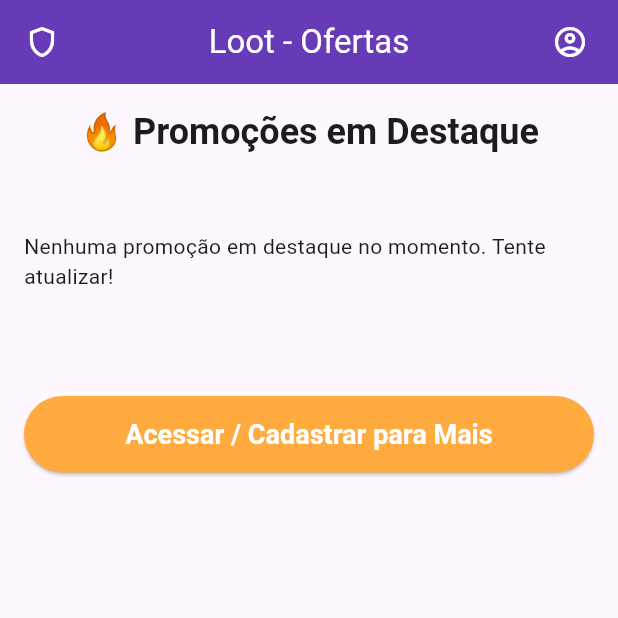
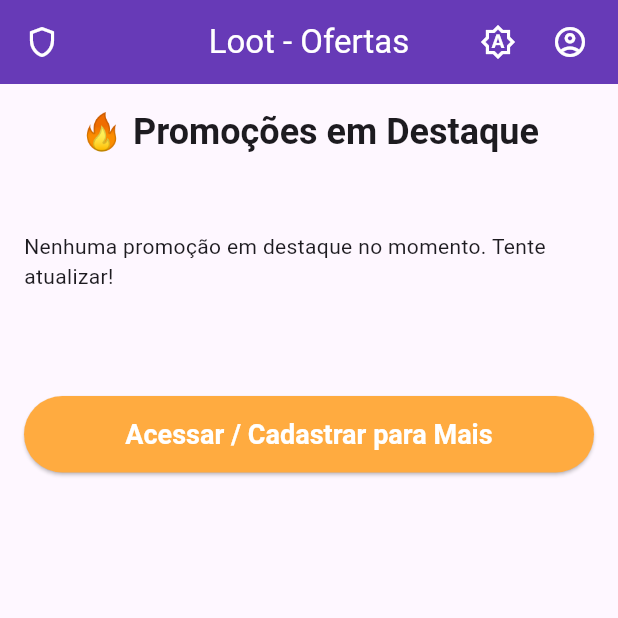
Before and after one commit to lopesDilceu/LootApp, a Flutter app: the screen it shows after launch, after a tap on the "shield" icon, on a phone screen of 412 x 824 dp, the top half of it. Run offline on Flutter 3.47's test engine with Material 3 defaults, Android fonts, the phone set to English and light mode, and no system bars; our stand-ins replace flutter_secure_storage, get, get_storage; accounts and stored records are empty; network calls fail.

Commit message:
feat: adding theme changer

```diff
--- /dev/null
+++ b/lib/app/services/theme_service.dart
@@ -0,0 +1,46 @@
+import 'package:flutter/material.dart';
+import 'package:get/get.dart';
+import 'package:get_storage/get_storage.dart';
+
+class ThemeService extends GetxService {
+  static ThemeService get to => Get.find();
+
+  final _getStorage = GetStorage();
+  final _themeModeKey = 'app_theme_mode';
+
+  // Variável Reativa para o ThemeMode atualmente aplicado
+  // Será inicializada no método initTheme()
+  late Rx<ThemeMode> currentAppliedThemeMode;
+
+  // Este getter lê a preferência salva, usado para inicialização
+  ThemeMode get _preferredThemeMode {
+    final String? themeString = _getStorage.read(_themeModeKey);
+    switch (themeString) {
+      case 'light':
+        return ThemeMode.light;
+      case 'dark':
+        return ThemeMode.dark;
+      default: // Inclui null ou 'system'
+        return ThemeMode.system;
+    }
+  }
+
+  Future<void> _saveThemeModePreference(ThemeMode mode) async {
+    await _getStorage.write(_themeModeKey, mode.name);
+  }
+
+  void switchThemeMode(ThemeMode newMode) {
+    Get.changeThemeMode(newMode);       // Informa ao GetMaterialApp para mudar
+    currentAppliedThemeMode.value = newMode; // Atualiza nossa variável reativa
+    _saveThemeModePreference(newMode);
+    print("[ThemeService] Tema alterado para: ${newMode.name}");
+  }
+
+  // Chamado no main.dart após Get.put(ThemeService())
+  void initTheme() {
+    final preferredMode = _preferredThemeMode;
+    currentAppliedThemeMode = preferredMode.obs; // Inicializa a variável Rx com o valor salvo/padrão
+    Get.changeThemeMode(preferredMode); // Aplica o tema inicial ao GetMaterialApp
+    print("[ThemeService] Tema inicial carregado e aplicado: ${preferredMode.name}");
+  }
+}
--- a/lib/app/themes/app_theme.dart
+++ b/lib/app/themes/app_theme.dart
@@ -20,5 +20,42 @@
     // fontFamily: 'SuaFonteCustomizada', // Se tiver uma
   );
 
+  static final ThemeData darkTheme = ThemeData(
+    brightness: Brightness.dark, // Define o brilho como escuro
+    primarySwatch: Colors.deepPurple, // Mantenha sua cor primária ou escolha uma nova para o tema escuro
+    // Exemplo: primaryColor: Colors.deepPurple[700],
+    // accentColor: Colors.amber,
+     colorScheme: ColorScheme.fromSwatch(
+      primarySwatch: Colors.deepPurple,
+      accentColor: Colors.amberAccent, // Cor de destaque
+      brightness: Brightness.dark, // Importante para cores de componentes padrão
+    ),
+    fontFamily: 'Nunito', // Sua fonte padrão
+    scaffoldBackgroundColor: Colors.grey[900], // Fundo escuro
+    appBarTheme: AppBarTheme(
+      backgroundColor: Colors.grey[850], // Cor da AppBar no tema escuro
+      foregroundColor: Colors.white,     // Cor do texto e ícones na AppBar
+      titleTextStyle: const TextStyle(fontFamily: 'Nunito', fontSize: 20, fontWeight: FontWeight.bold, color: Colors.white),
+    ),
+    bottomNavigationBarTheme: BottomNavigationBarThemeData(
+      backgroundColor: Colors.grey[850],
+      selectedItemColor: Colors.amberAccent, // Cor de destaque para itens selecionados
+      unselectedItemColor: Colors.grey[400],
+    ),
+    // ... outras personalizações do tema escuro (cores de card, botões, texto, etc.)
+    // Exemplo para Cards:
+    // cardTheme: CardTheme(
+    //   color: Colors.grey[800],
+    //   elevation: 2,
+    // ),
+    // Exemplo para TextFields:
+    // inputDecorationTheme: InputDecorationTheme(
+    //   focusedBorder: OutlineInputBorder(
+    //     borderSide: BorderSide(color: Colors.amberAccent),
+    //   ),
+    //   labelStyle: TextStyle(color: Colors.grey[400]),
+    // ),
+  );
+
   // static final ThemeData darkTheme = ThemeData.dark().copyWith(...); // Para tema escuro
 }
--- a/lib/app/widgets/common/app_bar.dart
+++ b/lib/app/widgets/common/app_bar.dart
@@ -3,55 +3,112 @@
 import 'package:flutter/material.dart';
 import 'package:get/get.dart';
 import 'package:loot_app/app/routes/app_routes.dart';
-import 'package:loot_app/app/services/auth/auth_service.dart'; // Certifique-se que o caminho para AuthService está correto
+import 'package:loot_app/app/services/auth/auth_service.dart';
+import 'package:loot_app/app/services/theme_service.dart'; // Certifique-se que o caminho para AuthService está correto
 
 class CommonAppBar extends StatelessWidget implements PreferredSizeWidget {
   final String title;
   final List<Widget>? customActions;
 
-  const CommonAppBar({
-    super.key,
-    required this.title,
-    this.customActions,
-  });
+  const CommonAppBar({super.key, required this.title, this.customActions});
 
   @override
   Widget build(BuildContext context) {
-    // A instância do AuthService é obtida uma vez para evitar múltiplas chamadas a Get.find()
-    // AuthService.to já faz isso, mas para clareza no build:
     final AuthService authService = AuthService.to;
+    final ThemeService themeService = ThemeService.to; // Acesso ao ThemeService
 
     return AppBar(
       leading: IconButton(
-        // Substitua 'Icons.shield_outlined' pelo seu widget de Logo (ex: Image.asset)
         icon: const Icon(Icons.shield_outlined, color: Colors.white),
         tooltip: 'Página Inicial Loot',
         onPressed: () {
-          print("[CommonAppBar] Botão de Logo pressionado.");
-          // Lógica do usuário: logo sempre leva para AppRoutes.HOME pública.
-          // Se quiser que vá para AppRoutes.DEALS_LIST se logado,
-          // use: final targetRoute = authService.isLoggedIn ? AppRoutes.DEALS_LIST : AppRoutes.HOME;
-          const String targetRoute = AppRoutes.HOME; // Simplificado conforme seu código
+          const String targetRoute = AppRoutes.HOME;
           if (Get.currentRoute != targetRoute) {
             Get.offAllNamed(targetRoute);
-          } else {
-            print("[CommonAppBar] Já está na rota de destino: $targetRoute");
-            // Poderia implementar um refresh aqui se desejado, por exemplo, chamando um método do controller da home.
           }
         },
       ),
       title: Text(title),
       centerTitle: true,
-      actions: customActions ?? // Se não houver ações customizadas, usa o menu padrão
+      actions:
+          customActions ??
           [
+            // Botão para Mudar Tema (sempre visível)
+            Obx(() {
+              // Obx para reagir às mudanças no tema aplicado
+              // Usa a variável reativa do ThemeService
+              ThemeMode themeModeToShow =
+                  themeService.currentAppliedThemeMode.value;
+              IconData currentThemeIcon;
+              String currentThemeTooltip;
+
+              // Lógica para determinar o ícone e tooltip com base no tema ATUALMENTE APLICADO
+              // Se for 'system', precisamos verificar o brilho da plataforma.
+              if (themeModeToShow == ThemeMode.system) {
+                var platformBrightness = MediaQuery.platformBrightnessOf(
+                  context,
+                ); // Pega o brilho atual do sistema
+                if (platformBrightness == Brightness.dark) {
+                  currentThemeIcon = Icons
+                      .brightness_auto; // Ou um ícone específico para "sistema escuro"
+                  currentThemeTooltip = "Tema: Sistema (Escuro)";
+                } else {
+                  currentThemeIcon = Icons
+                      .brightness_auto_outlined; // Ou um ícone específico para "sistema claro"
+                  currentThemeTooltip = "Tema: Sistema (Claro)";
+                }
+              } else if (themeModeToShow == ThemeMode.dark) {
+                currentThemeIcon = Icons.dark_mode;
+                currentThemeTooltip = "Tema Atual: Escuro";
+              } else {
+                // ThemeMode.light
+                currentThemeIcon = Icons.light_mode;
+                currentThemeTooltip = "Tema Atual: Claro";
+              }
+
+              return PopupMenuButton<ThemeMode>(
+                icon: Icon(currentThemeIcon), // Ícone dinâmico
+                tooltip: currentThemeTooltip, // Tooltip dinâmico
+                offset: const Offset(0, kToolbarHeight - 10),
+                onSelected: (ThemeMode result) {
+                  themeService.switchThemeMode(
+                    result,
+                  ); // Chama o método do ThemeService
+                },
+                itemBuilder: (BuildContext context) =>
+                    <PopupMenuEntry<ThemeMode>>[
+                      const PopupMenuItem<ThemeMode>(
+                        value: ThemeMode.light,
+                        child: ListTile(
+                          leading: Icon(Icons.light_mode_outlined),
+                          title: Text('Claro'),
+                        ),
+                      ),
+                      const PopupMenuItem<ThemeMode>(
+                        value: ThemeMode.dark,
+                        child: ListTile(
+                          leading: Icon(Icons.dark_mode_outlined),
+                          title: Text('Escuro'),
+                        ),
+                      ),
+                      const PopupMenuItem<ThemeMode>(
+                        value: ThemeMode.system,
+                        child: ListTile(
+                          leading: Icon(Icons.settings_brightness_outlined),
+                          title: Text('Sistema'),
+                        ),
+                      ),
+                    ],
+              );
+            }),
+            // Botão de conta do usuário
             GetX<AuthService>(
-              builder: (authCtrl) { // authCtrl é a instância do AuthService fornecida pelo GetX builder
+              builder: (authCtrl) {
                 if (authCtrl.isLoggedIn) {
-                  // --- USUÁRIO LOGADO ---
                   return PopupMenuButton<String>(
                     tooltip: "Opções do Usuário",
-                    icon: const Icon(Icons.account_circle), // Ícone quando logado
-                    offset: const Offset(0, kToolbarHeight - 10), // Desloca o menu para baixo
+                    icon: const Icon(Icons.account_circle),
+                    offset: const Offset(0, kToolbarHeight - 10),
                     onSelected: (value) {
                       if (value == 'deals_list') {
                         if (Get.currentRoute != AppRoutes.DEALS_LIST) {
@@ -72,7 +129,9 @@
                       ),
                       PopupMenuItem<String>(
                         value: 'profile',
-                        child: Text('Perfil (${authCtrl.currentUser.value?.firstName ?? 'Usuário'})'),
+                        child: Text(
+                          'Perfil (${authCtrl.currentUser.value?.firstName ?? 'Usuário'})',
+                        ),
                       ),
                       const PopupMenuItem<String>(
                         value: 'logout',
@@ -81,39 +140,31 @@
                     ],
                   );
                 } else {
-                  // --- USUÁRIO DESLOGADO ---
                   final String currentRoute = Get.currentRoute;
-                  // Só mostra o botão/menu de login se não estiver nas telas de Login ou Cadastro
-                  if (currentRoute != AppRoutes.LOGIN && currentRoute != AppRoutes.REGISTER) {
+                  if (currentRoute != AppRoutes.LOGIN &&
+                      currentRoute != AppRoutes.REGISTER) {
                     return PopupMenuButton<String>(
                       tooltip: "Acessar Conta",
-                      icon: const Icon(Icons.account_circle_outlined), // Ícone diferente ou o mesmo (Icons.account_circle)
-                      offset: const Offset(0, kToolbarHeight - 10), // Desloca o menu para baixo
+                      icon: const Icon(Icons.account_circle_outlined),
+                      offset: const Offset(0, kToolbarHeight - 10),
                       onSelected: (value) {
                         if (value == 'login') {
-                          // Get.currentRoute != AppRoutes.LOGIN já foi checado acima,
-                          // mas uma dupla verificação não prejudica se a lógica mudar.
                           Get.toNamed(AppRoutes.LOGIN);
                         }
                       },
-                      itemBuilder: (BuildContext context) => <PopupMenuEntry<String>>[
-                        const PopupMenuItem<String>(
-                          value: 'login',
-                          child: Text('Login'),
-                        ),
-                        // Poderia adicionar "Cadastrar-se" aqui também se quisesse
-                        // const PopupMenuItem<String>(
-                        //   value: 'register',
-                        //   child: Text('Cadastrar-se'),
-                        // ),
-                      ],
+                      itemBuilder: (BuildContext context) =>
+                          <PopupMenuEntry<String>>[
+                            const PopupMenuItem<String>(
+                              value: 'login',
+                              child: Text('Login'),
+                            ),
+                          ],
                     );
                   }
-                  return const SizedBox.shrink(); // Não mostra nada se já estiver em Login/Cadastro
+                  return const SizedBox.shrink();
                 }
               },
             ),
-            // Adiciona um pequeno espaçamento à direita se o menu de ações padrão for renderizado
             const SizedBox(width: 8),
           ],
     );
--- a/lib/main.dart
+++ b/lib/main.dart
@@ -1,24 +1,32 @@
 import 'package:flutter/material.dart';
 import 'package:get/get.dart';
+import 'package:get_storage/get_storage.dart'; // Importe GetStorage
 import 'package:loot_app/app/routes/app_pages.dart';
 import 'package:loot_app/app/routes/app_routes.dart';
-import 'package:loot_app/app/services/auth/auth_service.dart'; // Importe
+import 'package:loot_app/app/services/auth/auth_service.dart';
+import 'package:loot_app/app/services/theme_service.dart'; // Importe ThemeService
 import 'package:loot_app/app/themes/app_theme.dart';
 
 void main() async {
   WidgetsFlutterBinding.ensureInitialized();
-  await initializeServices(); // Função para inicializar serviços
+  await initializeServices(); // Garante que os serviços sejam inicializados antes de runApp
   runApp(const MyApp());
 }
 
 Future<void> initializeServices() async {
-  print("Inicializando serviços...");
-  // Get.put<String>("https://users-backend-api-production.up.railway.app", tag: 'ApiBaseUrl', permanent: true);
-  Get.put<String>("http://localhost:8000", tag: 'ApiBaseUrl', permanent: true);
-  // Chama o método init() customizado e assíncrono do AuthService
+  await GetStorage.init(); // Essencial para GetStorage funcionar
   await Get.putAsync<AuthService>(() => AuthService().init());
-  print("AuthService inicializado e pronto via Get.putAsync.");
-  // Se tiver outros serviços para inicializar com Get.put ou Get.putAsync, faça aqui
+
+  final themeService = Get.put(ThemeService());
+  themeService.initTheme();
+
+  // Coloque aqui o Get.put para sua ApiBaseUrl e outros serviços globais
+  Get.put<String>(
+    "https://users-backend-api-production.up.railway.app",
+    tag: 'ApiBaseUrl',
+    permanent: true,
+  );
+  print("ApiBaseUrl configurada.");
 }
 
 class MyApp extends StatelessWidget {
@@ -29,7 +37,8 @@
     return GetMaterialApp(
       title: 'Loot',
       theme: AppTheme.lightTheme,
-      initialRoute: AppRoutes.SPLASH, // << ROTA INICIAL É A SPLASH
+      darkTheme: AppTheme.darkTheme,
+      initialRoute: AppRoutes.SPLASH,
       getPages: AppPages.pages,
       debugShowCheckedModeBanner: false,
     );
--- a/pubspec.yaml
+++ b/pubspec.yaml
@@ -11,6 +11,7 @@
     sdk: flutter
   flutter_secure_storage: ^9.2.4
   get: ^4.7.2
+  get_storage: ^2.1.1
   intl: ^0.20.2
   url_launcher: ^6.3.1
 
```
Also changed, not shown: lib/app/services/storage_service.dart (deleted), pubspec.lock.
